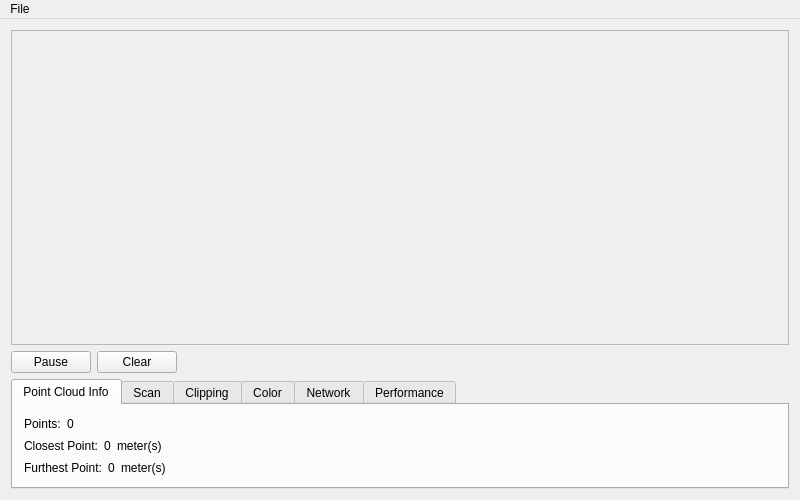
ANW180/Pidar, file Client/mainwindow.ui: the form before one commit.
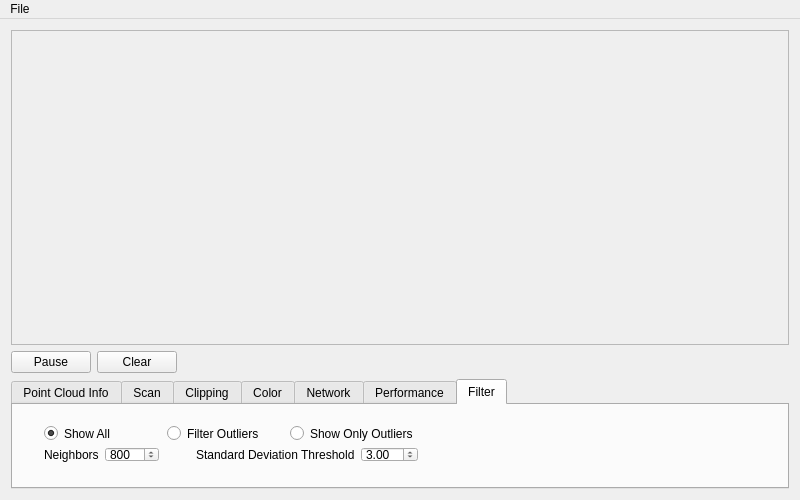
The form after the commit. The open tabs and pages were chosen to show the change. Custom widgets are drawn as their Qt base class.

Commit message: Added Standard Deviation Filter

The edit to the form file:
```diff
--- a/Client/mainwindow.ui
+++ b/Client/mainwindow.ui
@@ -698,6 +698,148 @@
         </item>
        </layout>
       </widget>
+      <widget class="QWidget" name="tabFilter">
+       <property name="enabled">
+        <bool>true</bool>
+       </property>
+       <property name="maximumSize">
+        <size>
+         <width>778</width>
+         <height>16777215</height>
+        </size>
+       </property>
+       <attribute name="title">
+        <string>Filter</string>
+       </attribute>
+       <widget class="QWidget" name="">
+        <property name="geometry">
+         <rect>
+          <x>20</x>
+          <y>10</y>
+          <width>396</width>
+          <height>58</height>
+         </rect>
+        </property>
+        <layout class="QVBoxLayout" name="verticalLayout_15">
+         <property name="sizeConstraint">
+          <enum>QLayout::SetDefaultConstraint</enum>
+         </property>
+         <item>
+          <layout class="QHBoxLayout" name="horizontalLayout_16">
+           <item>
+            <widget class="QRadioButton" name="radioShowAllPoints">
+             <property name="sizePolicy">
+              <sizepolicy hsizetype="Minimum" vsizetype="MinimumExpanding">
+               <horstretch>0</horstretch>
+               <verstretch>0</verstretch>
+              </sizepolicy>
+             </property>
+             <property name="text">
+              <string>Show All</string>
+             </property>
+             <property name="checked">
+              <bool>true</bool>
+             </property>
+            </widget>
+           </item>
+           <item>
+            <widget class="QRadioButton" name="radioFilterOutliers">
+             <property name="sizePolicy">
+              <sizepolicy hsizetype="Minimum" vsizetype="MinimumExpanding">
+               <horstretch>0</horstretch>
+               <verstretch>0</verstretch>
+              </sizepolicy>
+             </property>
+             <property name="text">
+              <string>Filter Outliers</string>
+             </property>
+            </widget>
+           </item>
+           <item>
+            <widget class="QRadioButton" name="radioShowOnlyOutliers">
+             <property name="sizePolicy">
+              <sizepolicy hsizetype="Minimum" vsizetype="MinimumExpanding">
+               <horstretch>0</horstretch>
+               <verstretch>0</verstretch>
+              </sizepolicy>
+             </property>
+             <property name="text">
+              <string>Show Only Outliers</string>
+             </property>
+            </widget>
+           </item>
+          </layout>
+         </item>
+         <item>
+          <layout class="QHBoxLayout" name="horizontalLayout_17">
+           <item>
+            <widget class="QLabel" name="label_19">
+             <property name="text">
+              <string>Neighbors</string>
+             </property>
+            </widget>
+           </item>
+           <item>
+            <widget class="QSpinBox" name="spinNeighbors">
+             <property name="minimum">
+              <number>1</number>
+             </property>
+             <property name="maximum">
+              <number>2000</number>
+             </property>
+             <property name="singleStep">
+              <number>10</number>
+             </property>
+             <property name="value">
+              <number>800</number>
+             </property>
+            </widget>
+           </item>
+           <item>
+            <widget class="QLabel" name="label_21">
+             <property name="text">
+              <string>  </string>
+             </property>
+            </widget>
+           </item>
+           <item>
+            <widget class="QLabel" name="label_20">
+             <property name="text">
+              <string>Standard Deviation Threshold</string>
+             </property>
+            </widget>
+           </item>
+           <item>
+            <widget class="QDoubleSpinBox" name="spinSTDDEV">
+             <property name="minimum">
+              <double>0.100000000000000</double>
+             </property>
+             <property name="maximum">
+              <double>25.000000000000000</double>
+             </property>
+             <property name="singleStep">
+              <double>0.100000000000000</double>
+             </property>
+             <property name="value">
+              <double>3.000000000000000</double>
+             </property>
+            </widget>
+           </item>
+          </layout>
+         </item>
+        </layout>
+       </widget>
+       <zorder>radioFilterOutliers</zorder>
+       <zorder>radioShowAllPoints</zorder>
+       <zorder>radioShowOnlyOutliers</zorder>
+       <zorder>radioShowOnlyOutliers</zorder>
+       <zorder>radioShowAllPoints</zorder>
+       <zorder>radioFilterOutliers</zorder>
+       <zorder>spinNeighbors</zorder>
+       <zorder>label_19</zorder>
+       <zorder>label_20</zorder>
+       <zorder>spinSTDDEV</zorder>
+      </widget>
      </widget>
     </item>
    </layout>
```
Left out of the diff: 6 changed lines with no effect on the pictures. The commit also changes 4 other files.
